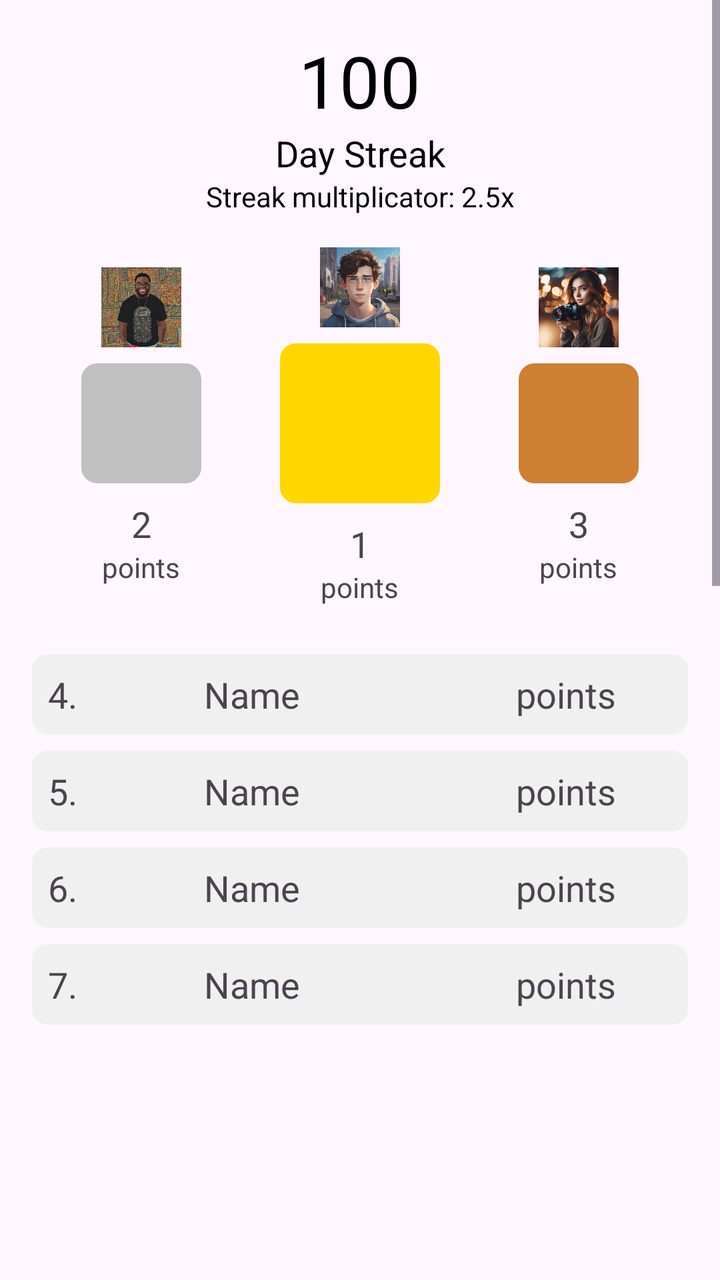
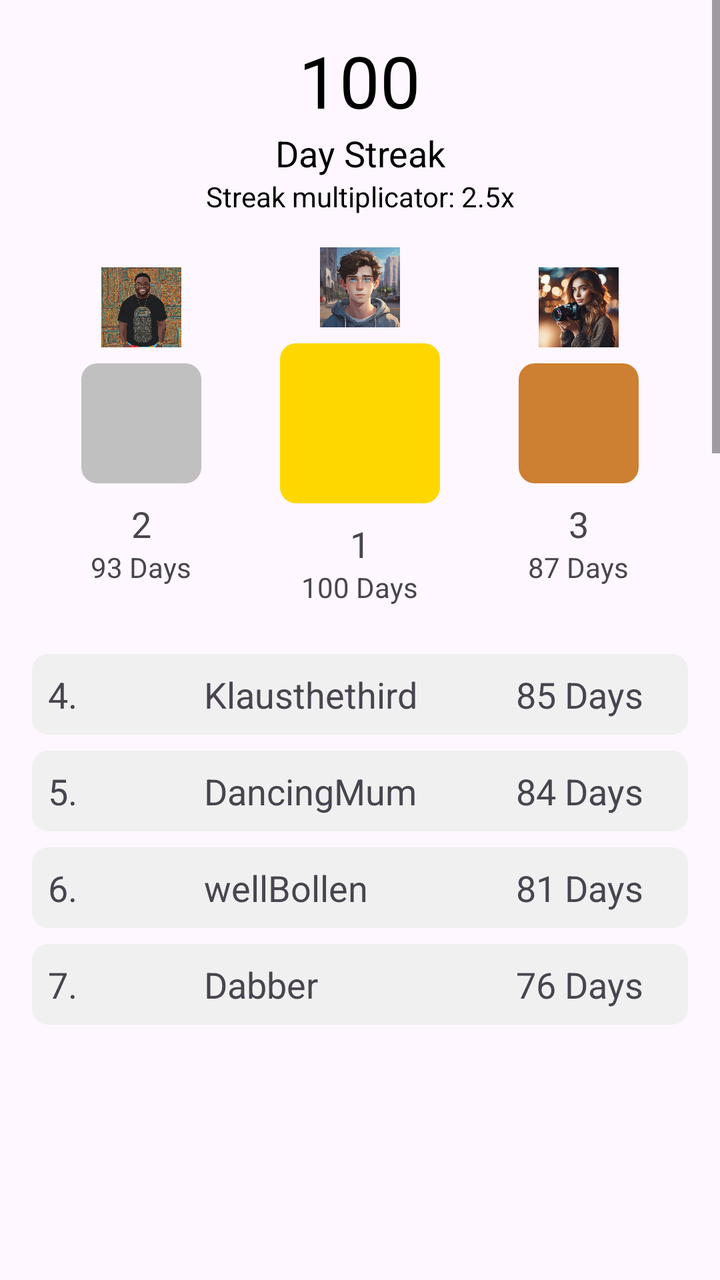

The first picture is an Android layout as it rendered before a commit; the second is the same layout after the commit. The layout source and the unified diff follow.
<!-- AndroidManifest.xml: application theme Theme.DailyKind -->
<!-- res/layout/fragment_rewards.xml -->
<?xml version="1.0" encoding="utf-8"?>
<ScrollView xmlns:android="http://schemas.android.com/apk/res/android"
    xmlns:tools="http://schemas.android.com/tools"
    android:layout_width="match_parent"
    android:layout_height="match_parent"
    android:paddingBottom="120dp">


    <LinearLayout
        android:layout_width="match_parent"
        android:layout_height="wrap_content"
        android:orientation="vertical"
        android:padding="16dp">

        
        <LinearLayout
            android:layout_width="match_parent"
            android:layout_height="wrap_content"
            android:orientation="vertical"
            android:gravity="center"
            android:layout_marginBottom="16dp">

            <TextView
                android:layout_width="wrap_content"
                android:layout_height="wrap_content"
                android:text="100"
                android:textSize="36sp"
                android:textColor="@color/black"
                android:gravity="center"/>

            <TextView
                android:layout_width="wrap_content"
                android:layout_height="wrap_content"
                android:text="Day Streak"
                android:textSize="18sp"
                android:textColor="@color/black"
                android:gravity="center"/>

            <TextView
                android:layout_width="wrap_content"
                android:layout_height="wrap_content"
                android:text="Streak multiplicator: 2.5x"
                android:textSize="14sp"
                android:textColor="@color/black"
                android:gravity="center"/>
        </LinearLayout>

        
        <LinearLayout
            android:layout_width="match_parent"
            android:layout_height="wrap_content"
            android:orientation="horizontal"
            android:gravity="center"
            android:layout_marginBottom="24dp">

            
            <LinearLayout
                android:layout_width="0dp"
                android:layout_height="wrap_content"
                android:layout_weight="1"
                android:orientation="vertical"
                android:gravity="center">

                <ImageView
                    android:layout_width="40dp"
                    android:layout_height="40dp"
                    android:src="@drawable/profilepic2"
                    android:layout_marginBottom="8dp"/>

                <View
                    android:layout_width="60dp"
                    android:layout_height="60dp"
                    android:background="@drawable/podium_second"/>

                <TextView
                    android:layout_width="wrap_content"
                    android:layout_height="wrap_content"
                    android:text="2"
                    android:textSize="18sp"
                    android:gravity="center"
                    android:layout_marginTop="8dp"/>
                <TextView
                    android:layout_width="wrap_content"
                    android:layout_height="wrap_content"
                    android:text="points"
                    android:textSize="14sp"
                    android:gravity="center"/>
            </LinearLayout>

            
            <LinearLayout
                android:layout_width="0dp"
                android:layout_height="wrap_content"
                android:layout_weight="1"
                android:orientation="vertical"
                android:gravity="center">

                <ImageView
                    android:layout_width="40dp"
                    android:layout_height="40dp"
                    android:src="@drawable/profilepic1"
                    android:layout_marginBottom="8dp"/>
                <View
                    android:layout_width="80dp"
                    android:layout_height="80dp"
                    android:background="@drawable/podium_first"/>

                <TextView
                    android:layout_width="wrap_content"
                    android:layout_height="wrap_content"
                    android:text="1"
                    android:textSize="18sp"
                    android:gravity="center"
                    android:layout_marginTop="8dp"/>
                <TextView
                    android:layout_width="wrap_content"
                    android:layout_height="wrap_content"
                    android:text="points"
                    android:textSize="14sp"
                    android:gravity="center"/>
            </LinearLayout>

            
            <LinearLayout
                android:layout_width="0dp"
                android:layout_height="wrap_content"
                android:layout_weight="1"
                android:orientation="vertical"
                android:gravity="center">

                <ImageView
                    android:layout_width="40dp"
                    android:layout_height="40dp"
                    android:src="@drawable/profilepic3"
                    android:layout_marginBottom="8dp"/>
                <View
                    android:layout_width="60dp"
                    android:layout_height="60dp"
                    android:background="@drawable/podium_third"/>

                <TextView
                    android:layout_width="wrap_content"
                    android:layout_height="wrap_content"
                    android:text="3"
                    android:textSize="18sp"
                    android:gravity="center"
                    android:layout_marginTop="8dp"/>
                <TextView
                    android:layout_width="wrap_content"
                    android:layout_height="wrap_content"
                    android:text="points"
                    android:textSize="14sp"
                    android:gravity="center"/>
            </LinearLayout>
        </LinearLayout>

        
        <LinearLayout
            android:layout_width="match_parent"
            android:layout_height="wrap_content"
            android:orientation="vertical">

            
            <LinearLayout
                android:layout_width="match_parent"
                android:layout_height="wrap_content"
                android:orientation="horizontal"
                android:padding="8dp"
                android:background="@drawable/leaderboard_item_background"
                android:layout_marginBottom="8dp">

                <TextView
                    android:layout_width="0dp"
                    android:layout_height="wrap_content"
                    android:layout_weight="1"
                    android:text="4."
                    android:textSize="18sp"/>
                <TextView
                    android:layout_width="0dp"
                    android:layout_height="wrap_content"
                    android:layout_weight="2"
                    android:text="Name"
                    android:textSize="18sp"/>
                <TextView
                    android:layout_width="0dp"
                    android:layout_height="wrap_content"
                    android:layout_weight="1"
                    android:text="points"
                    android:textSize="18sp"/>
            </LinearLayout>

            <LinearLayout
                android:layout_width="match_parent"
                android:layout_height="wrap_content"
                android:orientation="horizontal"
                android:padding="8dp"
                android:background="@drawable/leaderboard_item_background"
                android:layout_marginBottom="8dp">

                <TextView
                    android:layout_width="0dp"
                    android:layout_height="wrap_content"
                    android:layout_weight="1"
                    android:text="5."
                    android:textSize="18sp"/>
                <TextView
                    android:layout_width="0dp"
                    android:layout_height="wrap_content"
                    android:layout_weight="2"
                    android:text="Name"
                    android:textSize="18sp"/>
                <TextView
                    android:layout_width="0dp"
                    android:layout_height="wrap_content"
                    android:layout_weight="1"
                    android:text="points"
                    android:textSize="18sp"/>
            </LinearLayout>

            <LinearLayout
                android:layout_width="match_parent"
                android:layout_height="wrap_content"
                android:orientation="horizontal"
                android:padding="8dp"
                android:background="@drawable/leaderboard_item_background"
                android:layout_marginBottom="8dp">

                <TextView
                    android:layout_width="0dp"
                    android:layout_height="wrap_content"
                    android:layout_weight="1"
                    android:text="6."
                    android:textSize="18sp"/>
                <TextView
                    android:layout_width="0dp"
                    android:layout_height="wrap_content"
                    android:layout_weight="2"
                    android:text="Name"
                    android:textSize="18sp"/>
                <TextView
                    android:layout_width="0dp"
                    android:layout_height="wrap_content"
                    android:layout_weight="1"
                    android:text="points"
                    android:textSize="18sp"/>
            </LinearLayout>

            <LinearLayout
                android:layout_width="match_parent"
                android:layout_height="wrap_content"
                android:orientation="horizontal"
                android:padding="8dp"
                android:background="@drawable/leaderboard_item_background"
                android:layout_marginBottom="8dp">

                <TextView
                    android:layout_width="0dp"
                    android:layout_height="wrap_content"
                    android:layout_weight="1"
                    android:text="7."
                    android:textSize="18sp"/>
                <TextView
                    android:layout_width="0dp"
                    android:layout_height="wrap_content"
                    android:layout_weight="2"
                    android:text="Name"
                    android:textSize="18sp"/>
                <TextView
                    android:layout_width="0dp"
                    android:layout_height="wrap_content"
                    android:layout_weight="1"
                    android:text="points"
                    android:textSize="18sp"/>
            </LinearLayout>

            <LinearLayout
                android:layout_width="match_parent"
                android:layout_height="wrap_content"
                android:orientation="horizontal"
                android:padding="8dp"
                android:background="@drawable/leaderboard_item_background"
                android:layout_marginBottom="8dp">

                <TextView
                    android:layout_width="0dp"
                    android:layout_height="wrap_content"
                    android:layout_weight="1"
                    android:text="8."
                    android:textSize="18sp"/>
                <TextView
                    android:layout_width="0dp"
                    android:layout_height="wrap_content"
                    android:layout_weight="2"
                    android:text="Name"
                    android:textSize="18sp"/>
                <TextView
                    android:layout_width="0dp"
                    android:layout_height="wrap_content"
                    android:layout_weight="1"
                    android:text="points"
                    android:textSize="18sp"/>
            </LinearLayout>

            <LinearLayout
                android:layout_width="match_parent"
                android:layout_height="wrap_content"
                android:orientation="horizontal"
                android:padding="8dp"
                android:background="@drawable/leaderboard_item_background"
                android:layout_marginBottom="8dp">

                <TextView
                    android:layout_width="0dp"
                    android:layout_height="wrap_content"
                    android:layout_weight="1"
                    android:text="9."
                    android:textSize="18sp"/>
                <TextView
                    android:layout_width="0dp"
                    android:layout_height="wrap_content"
                    android:layout_weight="2"
                    android:text="Name"
                    android:textSize="18sp"/>
                <TextView
                    android:layout_width="0dp"
                    android:layout_height="wrap_content"
                    android:layout_weight="1"
                    android:text="points"
                    android:textSize="18sp"/>
            </LinearLayout>

            <LinearLayout
                android:layout_width="match_parent"
                android:layout_height="wrap_content"
                android:orientation="horizontal"
                android:padding="8dp"
                android:background="@drawable/leaderboard_item_background"
                android:layout_marginBottom="8dp">

                <TextView
                    android:layout_width="0dp"
                    android:layout_height="wrap_content"
                    android:layout_weight="1"
                    android:text="10."
                    android:textSize="18sp"/>
                <TextView
                    android:layout_width="0dp"
                    android:layout_height="wrap_content"
                    android:layout_weight="2"
                    android:text="Name"
                    android:textSize="18sp"/>
                <TextView
                    android:layout_width="0dp"
                    android:layout_height="wrap_content"
                    android:layout_weight="1"
                    android:text="points"
                    android:textSize="18sp"/>
            </LinearLayout>
            
        </LinearLayout>

    <LinearLayout
        android:layout_width="match_parent"
        android:layout_height="wrap_content"
        android:orientation="vertical"
        android:padding="16dp"
        android:gravity="center_horizontal">

        
        <TextView
            android:layout_width="wrap_content"
            android:layout_height="wrap_content"
            android:text="Your Points"
            android:textSize="24sp"
            android:textStyle="bold"
            android:layout_marginBottom="8dp"
            android:gravity="center"/>

        <LinearLayout
            android:layout_width="match_parent"
            android:layout_height="wrap_content"
            android:orientation="vertical"
            android:gravity="center"
            android:layout_marginBottom="16dp">

            <TextView
                android:id="@+id/points"
                android:layout_width="wrap_content"
                android:layout_height="wrap_content"
                android:text="69"
                android:textSize="48sp"
                android:textStyle="bold"
                android:textColor="@android:color/black"
                android:background="@drawable/circle_background"
                android:padding="16dp"
                android:gravity="center"/>

            <TextView
                android:layout_width="wrap_content"
                android:layout_height="wrap_content"
                android:text="Day Streak"
                android:textSize="16sp"
                android:layout_marginBottom="24dp"
                android:gravity="center"/>
        </LinearLayout>

        
        <TextView
            android:layout_width="wrap_content"
            android:layout_height="wrap_content"
            android:text="Rewards"
            android:textSize="24sp"
            android:textStyle="bold"
            android:layout_marginBottom="16dp"
            android:gravity="center"/>

        
        <LinearLayout
            android:layout_width="match_parent"
            android:layout_height="wrap_content"
            android:orientation="vertical">

            
            <LinearLayout
                android:id="@+id/reward1"
                android:layout_width="match_parent"
                android:layout_height="wrap_content"
                android:orientation="horizontal"
                android:padding="16dp"
                android:background="@drawable/reward_item_background"
                android:layout_marginBottom="8dp"
                android:clickable="true"
                android:focusable="true">

                <View
                    android:layout_width="48dp"
                    android:layout_height="48dp"
                    android:background="@drawable/profilepic3"
                    android:layout_marginEnd="16dp"/>

                <LinearLayout
                    android:layout_width="0dp"
                    android:layout_height="wrap_content"
                    android:layout_weight="1"
                    android:orientation="vertical"
                    android:gravity="center_vertical">

                    <TextView
                        android:layout_width="wrap_content"
                        android:layout_height="wrap_content"
                        android:text="Company Name"
                        android:textSize="18sp"
                        android:textStyle="bold"/>

                    <TextView
                        android:layout_width="wrap_content"
                        android:layout_height="wrap_content"
                        android:text="Offer"
                        android:textSize="16sp"/>
                </LinearLayout>
            </LinearLayout>

            <LinearLayout
                android:id="@+id/reward2"
                android:layout_width="match_parent"
                android:layout_height="wrap_content"
                android:orientation="horizontal"
                android:padding="16dp"
                android:background="@drawable/reward_item_background"
                android:layout_marginBottom="8dp"
                android:clickable="true"
                android:focusable="true">

                <View
                    android:layout_width="48dp"
                    android:layout_height="48dp"
                    android:background="@drawable/profilepic1"
                    android:layout_marginEnd="16dp"/>

                <LinearLayout
                    android:layout_width="0dp"
                    android:layout_height="wrap_content"
                    android:layout_weight="1"
                    android:orientation="vertical"
                    android:gravity="center_vertical">

                    <TextView
                        android:layout_width="wrap_content"
                        android:layout_height="wrap_content"
                        android:text="Company Name"
                        android:textSize="18sp"
                        android:textStyle="bold"/>

                    <TextView
                        android:layout_width="wrap_content"
                        android:layout_height="wrap_content"
                        android:text="Offer"
                        android:textSize="16sp"/>
                </LinearLayout>
            </LinearLayout>

            
        </LinearLayout>
    </LinearLayout>
    </LinearLayout>
</ScrollView>
<!-- resources referenced by this layout -->
<resources>
  <color name="black">#FF000000</color>
  <!-- drawable circle_background (drawable) -->
  <?xml version="1.0" encoding="utf-8"?>
  <shape xmlns:android="http://schemas.android.com/apk/res/android">
      <solid android:color="@color/white"/> 
      <corners android:radius="50dp"/>
  </shape>
  <!-- drawable leaderboard_item_background (drawable) -->
  <?xml version="1.0" encoding="utf-8"?>
  <shape xmlns:android="http://schemas.android.com/apk/res/android">
      <solid android:color="#f0f0f0"/> 
      <corners android:radius="8dp"/>
  </shape>
  <!-- drawable podium_first (drawable) -->
  <?xml version="1.0" encoding="utf-8"?>
  <shape xmlns:android="http://schemas.android.com/apk/res/android">
      <solid android:color="#FFD700"/> 
      <corners android:radius="8dp"/>
  </shape>
  <!-- drawable podium_second (drawable) -->
  <?xml version="1.0" encoding="utf-8"?>
  <shape xmlns:android="http://schemas.android.com/apk/res/android">
      <solid android:color="#C0C0C0"/> 
      <corners android:radius="8dp"/>
  </shape>
  <!-- drawable podium_third (drawable) -->
  <?xml version="1.0" encoding="utf-8"?>
  <shape xmlns:android="http://schemas.android.com/apk/res/android">
      <solid android:color="#CD7F32"/> 
      <corners android:radius="8dp"/>
  </shape>
  <!-- drawable profilepic1: webp bitmap (drawable, 95612 bytes) -->
  <!-- drawable profilepic2: webp bitmap (drawable, 372528 bytes) -->
  <!-- drawable profilepic3: webp bitmap (drawable, 120818 bytes) -->
  <!-- drawable reward_item_background (drawable) -->
  <?xml version="1.0" encoding="utf-8"?>
  <shape xmlns:android="http://schemas.android.com/apk/res/android">
      <solid android:color="#f0f0f0"/> 
      <corners android:radius="8dp"/>
  </shape>
  <style name="Theme.DailyKind" parent="Base.Theme.DailyKind" />
  <color name="white">#FFFFFFFF</color>
  <style name="Base.Theme.DailyKind" parent="Theme.Material3.DayNight.NoActionBar">
          
          
      </style>
</resources>

<!-- the commit's change to res/layout/fragment_rewards.xml (unified diff, before → after) -->
@@ -82,7 +82,7 @@
                 <TextView
                     android:layout_width="wrap_content"
                     android:layout_height="wrap_content"
-                    android:text="points"
+                    android:text="93 Days"
                     android:textSize="14sp"
                     android:gravity="center"/>
             </LinearLayout>
@@ -115,7 +115,7 @@
                 <TextView
                     android:layout_width="wrap_content"
                     android:layout_height="wrap_content"
-                    android:text="points"
+                    android:text="100 Days"
                     android:textSize="14sp"
                     android:gravity="center"/>
             </LinearLayout>
@@ -148,7 +148,7 @@
                 <TextView
                     android:layout_width="wrap_content"
                     android:layout_height="wrap_content"
-                    android:text="points"
+                    android:text="87 Days"
                     android:textSize="14sp"
                     android:gravity="center"/>
             </LinearLayout>
@@ -179,13 +179,13 @@
                     android:layout_width="0dp"
                     android:layout_height="wrap_content"
                     android:layout_weight="2"
-                    android:text="Name"
-                    android:textSize="18sp"/>
-                <TextView
-                    android:layout_width="0dp"
-                    android:layout_height="wrap_content"
-                    android:layout_weight="1"
-                    android:text="points"
+                    android:text="Klausthethird"
+                    android:textSize="18sp"/>
+                <TextView
+                    android:layout_width="0dp"
+                    android:layout_height="wrap_content"
+                    android:layout_weight="1"
+                    android:text="85 Days"
                     android:textSize="18sp"/>
             </LinearLayout>
 
@@ -207,13 +207,13 @@
                     android:layout_width="0dp"
                     android:layout_height="wrap_content"
                     android:layout_weight="2"
-                    android:text="Name"
-                    android:textSize="18sp"/>
-                <TextView
-                    android:layout_width="0dp"
-                    android:layout_height="wrap_content"
-                    android:layout_weight="1"
-                    android:text="points"
+                    android:text="DancingMum"
+                    android:textSize="18sp"/>
+                <TextView
+                    android:layout_width="0dp"
+                    android:layout_height="wrap_content"
+                    android:layout_weight="1"
+                    android:text="84 Days"
                     android:textSize="18sp"/>
             </LinearLayout>
 
@@ -235,13 +235,13 @@
                     android:layout_width="0dp"
                     android:layout_height="wrap_content"
                     android:layout_weight="2"
-                    android:text="Name"
-                    android:textSize="18sp"/>
-                <TextView
-                    android:layout_width="0dp"
-                    android:layout_height="wrap_content"
-                    android:layout_weight="1"
-                    android:text="points"
+                    android:text="wellBollen"
+                    android:textSize="18sp"/>
+                <TextView
+                    android:layout_width="0dp"
+                    android:layout_height="wrap_content"
+                    android:layout_weight="1"
+                    android:text="81 Days"
                     android:textSize="18sp"/>
             </LinearLayout>
 
@@ -263,13 +263,13 @@
                     android:layout_width="0dp"
                     android:layout_height="wrap_content"
                     android:layout_weight="2"
-                    android:text="Name"
-                    android:textSize="18sp"/>
-                <TextView
-                    android:layout_width="0dp"
-                    android:layout_height="wrap_content"
-                    android:layout_weight="1"
-                    android:text="points"
+                    android:text="Dabber"
+                    android:textSize="18sp"/>
+                <TextView
+                    android:layout_width="0dp"
+                    android:layout_height="wrap_content"
+                    android:layout_weight="1"
+                    android:text="76 Days"
                     android:textSize="18sp"/>
             </LinearLayout>
 
@@ -291,13 +291,13 @@
                     android:layout_width="0dp"
                     android:layout_height="wrap_content"
                     android:layout_weight="2"
-                    android:text="Name"
-                    android:textSize="18sp"/>
-                <TextView
-                    android:layout_width="0dp"
-                    android:layout_height="wrap_content"
-                    android:layout_weight="1"
-                    android:text="points"
+                    android:text="numberNine"
+                    android:textSize="18sp"/>
+                <TextView
+                    android:layout_width="0dp"
+                    android:layout_height="wrap_content"
+                    android:layout_weight="1"
+                    android:text="65 Days"
                     android:textSize="18sp"/>
             </LinearLayout>
 
@@ -319,13 +319,13 @@
                     android:layout_width="0dp"
                     android:layout_height="wrap_content"
                     android:layout_weight="2"
-                    android:text="Name"
-                    android:textSize="18sp"/>
-                <TextView
-                    android:layout_width="0dp"
-                    android:layout_height="wrap_content"
-                    android:layout_weight="1"
-                    android:text="points"
+                    android:text="coolSelly"
+                    android:textSize="18sp"/>
+                <TextView
+                    android:layout_width="0dp"
+                    android:layout_height="wrap_content"
+                    android:layout_weight="1"
+                    android:text="63 Days"
                     android:textSize="18sp"/>
             </LinearLayout>
 
@@ -347,13 +347,13 @@
                     android:layout_width="0dp"
                     android:layout_height="wrap_content"
                     android:layout_weight="2"
-                    android:text="Name"
-                    android:textSize="18sp"/>
-                <TextView
-                    android:layout_width="0dp"
-                    android:layout_height="wrap_content"
-                    android:layout_weight="1"
-                    android:text="points"
+                    android:text="crazy Joe"
+                    android:textSize="18sp"/>
+                <TextView
+                    android:layout_width="0dp"
+                    android:layout_height="wrap_content"
+                    android:layout_weight="1"
+                    android:text="61 Days"
                     android:textSize="18sp"/>
             </LinearLayout>
             
@@ -398,7 +398,7 @@
             <TextView
                 android:layout_width="wrap_content"
                 android:layout_height="wrap_content"
-                android:text="Day Streak"
+                android:text="points"
                 android:textSize="16sp"
                 android:layout_marginBottom="24dp"
                 android:gravity="center"/>
@@ -448,14 +448,14 @@
                     <TextView
                         android:layout_width="wrap_content"
                         android:layout_height="wrap_content"
-                        android:text="Company Name"
+                        android:text="LiScoVouch"
                         android:textSize="18sp"
                         android:textStyle="bold"/>
 
                     <TextView
                         android:layout_width="wrap_content"
                         android:layout_height="wrap_content"
-                        android:text="Offer"
+                        android:text="Lime voucher 5€ (100 points)"
                         android:textSize="16sp"/>
                 </LinearLayout>
             </LinearLayout>
@@ -474,7 +474,7 @@
                 <View
                     android:layout_width="48dp"
                     android:layout_height="48dp"
-                    android:background="@drawable/profilepic1"
+                    android:background="@drawable/company_log2"
                     android:layout_marginEnd="16dp"/>
 
                 <LinearLayout
@@ -487,14 +487,131 @@
                     <TextView
                         android:layout_width="wrap_content"
                         android:layout_height="wrap_content"
-                        android:text="Company Name"
+                        android:text="Cleanerz"
                         android:textSize="18sp"
                         android:textStyle="bold"/>
 
                     <TextView
                         android:layout_width="wrap_content"
                         android:layout_height="wrap_content"
-                        android:text="Offer"
+                        android:text="50% vaucher for house cleaning (250 points)"
+                        android:textSize="16sp"/>
+                </LinearLayout>
+            </LinearLayout>
+
+            <LinearLayout
+                android:id="@+id/reward3"
+                android:layout_width="match_parent"
+                android:layout_height="wrap_content"
+                android:orientation="horizontal"
+                android:padding="16dp"
+                android:background="@drawable/reward_item_background"
+                android:layout_marginBottom="8dp"
+                android:clickable="true"
+                android:focusable="true">
+
+                <View
+                    android:layout_width="48dp"
+                    android:layout_height="48dp"
+                    android:background="@drawable/company_logo3"
+                    android:layout_marginEnd="16dp"/>
+
+                <LinearLayout
+                    android:layout_width="0dp"
+                    android:layout_height="wrap_content"
+                    android:layout_weight="1"
+                    android:orientation="vertical"
+                    android:gravity="center_vertical">
+
+                    <TextView
+                        android:layout_width="wrap_content"
+                        android:layout_height="wrap_content"
+                        android:text="The Apples"
+                        android:textSize="18sp"
+                        android:textStyle="bold"/>
+
+                    <TextView
+                        android:layout_width="wrap_content"
+                        android:layout_height="wrap_content"
+                        android:text="Get an apple (500 points)"
+                        android:textSize="16sp"/>
+                </LinearLayout>
+            </LinearLayout>
+
+            <LinearLayout
+                android:id="@+id/reward4"
+                android:layout_width="match_parent"
+                android:layout_height="wrap_content"
+                android:orientation="horizontal"
+                android:padding="16dp"
+                android:background="@drawable/reward_item_background"
+                android:layout_marginBottom="8dp"
+                android:clickable="true"
+                android:focusable="true">
+
+                <View
+                    android:layout_width="48dp"
+                    android:layout_height="48dp"
+                    android:background="@drawable/company_logo4"
+                    android:layout_marginEnd="16dp"/>
+
+                <LinearLayout
+                    android:layout_width="0dp"
+                    android:layout_height="wrap_content"
+                    android:layout_weight="1"
+                    android:orientation="vertical"
+                    android:gravity="center_vertical">
+
+                    <TextView
+                        android:layout_width="wrap_content"
+                        android:layout_height="wrap_content"
+                        android:text="Tech Help"
+                        android:textSize="18sp"
+                        android:textStyle="bold"/>
+
+                    <TextView
+                        android:layout_width="wrap_content"
+                        android:layout_height="wrap_content"
+                        android:text="Free Laptop cleaning (1000 points)"
+                        android:textSize="16sp"/>
+                </LinearLayout>
+            </LinearLayout>
+
+            <LinearLayout
+                android:id="@+id/reward5"
+                android:layout_width="match_parent"
+                android:layout_height="wrap_content"
+                android:orientation="horizontal"
+                android:padding="16dp"
+                android:background="@drawable/reward_item_background"
+                android:layout_marginBottom="8dp"
+                android:clickable="true"
+                android:focusable="true">
+
+                <View
+                    android:layout_width="48dp"
+                    android:layout_height="48dp"
+                    android:background="@drawable/company_logo5"
+                    android:layout_marginEnd="16dp"/>
+
+                <LinearLayout
+                    android:layout_width="0dp"
+                    android:layout_height="wrap_content"
+                    android:layout_weight="1"
+                    android:orientation="vertical"
+                    android:gravity="center_vertical">
+
+                    <TextView
+                        android:layout_width="wrap_content"
+                        android:layout_height="wrap_content"
+                        android:text="Tratravelo"
+                        android:textSize="18sp"
+                        android:textStyle="bold"/>
+
+                    <TextView
+                        android:layout_width="wrap_content"
+                        android:layout_height="wrap_content"
+                        android:text="Trainride to Budapest from Vienna (2000 Points)"
                         android:textSize="16sp"/>
                 </LinearLayout>
             </LinearLayout>
<!-- resource entries referenced after the edit -->
@@ -7,6 +7,10 @@
       <solid android:color="@color/white"/> 
       <corners android:radius="50dp"/>
   </shape>
+  <!-- drawable company_log2: webp bitmap (drawable, 94004 bytes) -->
+  <!-- drawable company_logo3: webp bitmap (drawable, 72432 bytes) -->
+  <!-- drawable company_logo4: webp bitmap (drawable, 87138 bytes) -->
+  <!-- drawable company_logo5: webp bitmap (drawable, 91080 bytes) -->
   <!-- drawable leaderboard_item_background (drawable) -->
   <?xml version="1.0" encoding="utf-8"?>
   <shape xmlns:android="http://schemas.android.com/apk/res/android">
